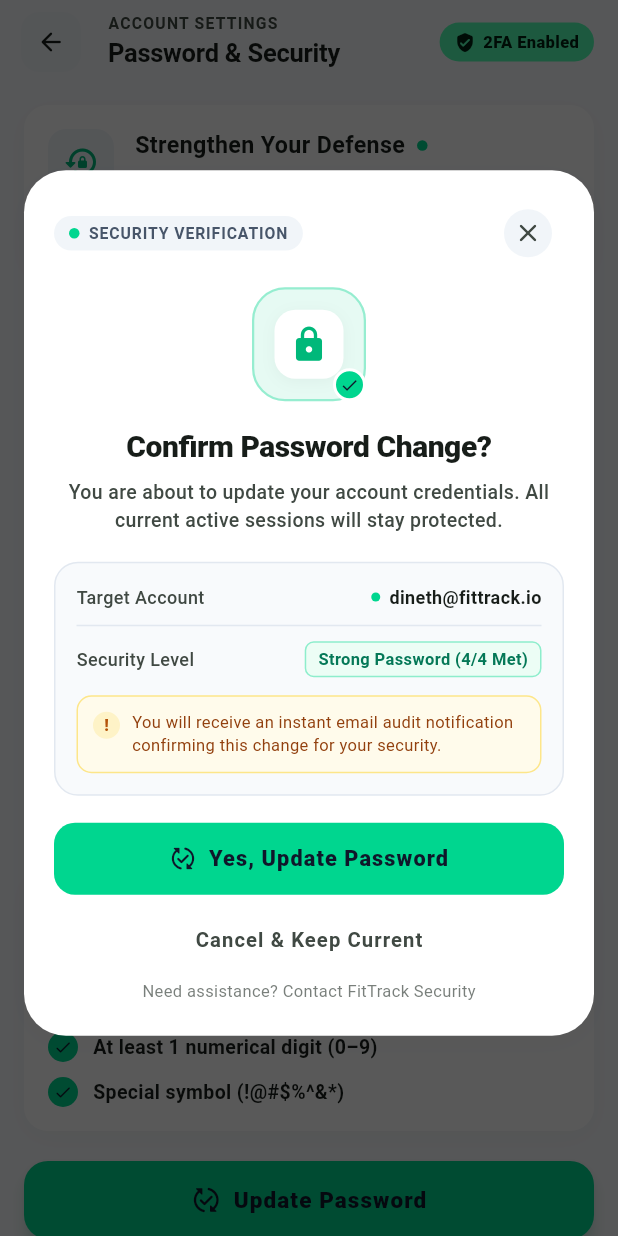
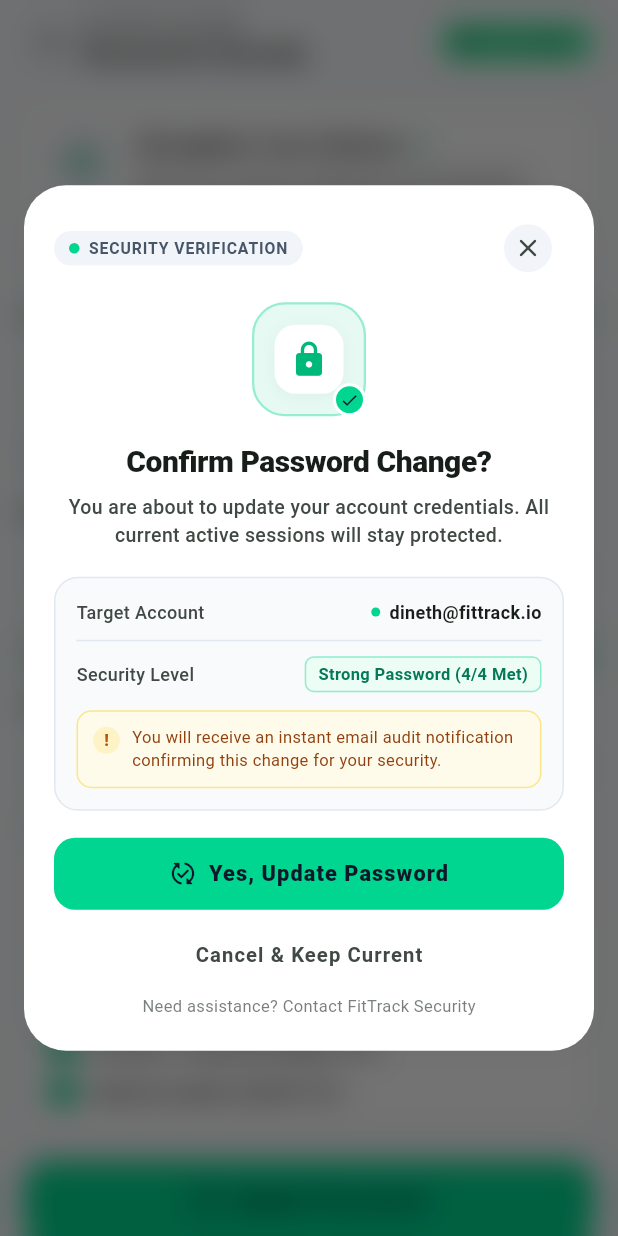
Before and after one commit to MasterDineth/FitTrack, a Flutter app: the PasswordSecurityScreen screen opened by its route, after a tap on "Forgot Password?", after a tap on the "visibility" icon, after a tap on "Update Password", on a phone screen of 412 x 824 dp. Run offline on Flutter 3.47's test engine with Material 3 defaults, Android fonts, the phone set to English and light mode, and no system bars; drawn by our look-alikes of dynamic_color; our stand-ins replace flutter_riverpod, freezed_annotation, go_router, image_picker, local_auth, riverpod_annotation and 2 more; accounts and stored records are empty; generated files the repository leaves out were written again; Roboto replaces fonts that are missing (Plus Jakarta Sans).

Commit message:
Refine security UI and switch to blur modals
Updated the Password & Security screen layout to improve alignment and text resilience, including tighter app bar spacing and overflow-safe text in requirement rows and activity items. Replaced bottom-sheet security dialogs with a new reusable `showBlurModal` helper that adds full-screen blur/scrim fade, centered scale/fade modal presentation, and scrollable modal content for better responsiveness with insets.

```diff
--- a/fittrack/lib/presentation/screens/settings/password_security_screen.dart
+++ b/fittrack/lib/presentation/screens/settings/password_security_screen.dart
@@ -134,8 +134,10 @@
         backgroundColor: theme.scaffoldBackgroundColor,
         elevation: 0,
         surfaceTintColor: Colors.transparent,
+        leadingWidth: 54,
+        titleSpacing: 0,
         leading: Padding(
-          padding: const EdgeInsets.only(left: 12),
+          padding: const EdgeInsets.only(left: 14),
           child: Center(
             child: InkWell(
               borderRadius: BorderRadius.circular(12),
@@ -164,20 +166,24 @@
               'ACCOUNT SETTINGS',
               style: TextStyle(
                 fontFamily: 'Plus Jakarta Sans',
-                fontSize: 10.5,
+                fontSize: 10,
                 fontWeight: FontWeight.w700,
                 letterSpacing: 0.8,
                 color: colorScheme.onSurfaceVariant,
               ),
             ),
             const SizedBox(height: 2),
-            Text(
+            FittedBox(
+              fit: BoxFit.scaleDown,
+              alignment: Alignment.centerLeft,
+              child: Text(
                 'Password & Security',
                 style: TextStyle(
                   fontFamily: 'Plus Jakarta Sans',
-                fontSize: 17,
+                  fontSize: 16.5,
                   fontWeight: FontWeight.w700,
                   color: colorScheme.onSurface,
+                ),
               ),
             ),
           ],
@@ -887,13 +893,15 @@
           ),
         ),
         const SizedBox(width: 10),
-        Text(
+        Expanded(
+          child: Text(
             label,
             style: TextStyle(
               fontFamily: 'Plus Jakarta Sans',
               fontSize: 13,
               fontWeight: isMet ? FontWeight.w600 : FontWeight.w500,
               color: isMet ? colorScheme.onSurface : colorScheme.onSurfaceVariant,
+            ),
           ),
         ),
       ],
@@ -945,9 +953,7 @@
         crossAxisAlignment: CrossAxisAlignment.start,
         children: [
           Row(
-            mainAxisAlignment: MainAxisAlignment.spaceBetween,
-            children: [
-              Row(
+            crossAxisAlignment: CrossAxisAlignment.center,
             children: [
               Container(
                 width: 34,
@@ -967,11 +973,14 @@
                 ),
               ),
               const SizedBox(width: 10),
-                  Column(
+              Expanded(
+                child: Column(
                   crossAxisAlignment: CrossAxisAlignment.start,
                   children: [
                     Text(
                       activity.title,
+                      maxLines: 1,
+                      overflow: TextOverflow.ellipsis,
                       style: TextStyle(
                         fontFamily: 'Plus Jakarta Sans',
                         fontSize: 13.5,
@@ -982,6 +991,8 @@
                     const SizedBox(height: 2),
                     Text(
                       activity.timestamp,
+                      maxLines: 1,
+                      overflow: TextOverflow.ellipsis,
                       style: TextStyle(
                         fontFamily: 'Plus Jakarta Sans',
                         fontSize: 11,
@@ -991,8 +1002,8 @@
                     ),
                   ],
                 ),
-                ],
               ),
+              const SizedBox(width: 8),
               Container(
                 padding: const EdgeInsets.symmetric(horizontal: 8, vertical: 3),
                 decoration: BoxDecoration(
--- a/fittrack/lib/presentation/widgets/modals/modal_backdrop_helper.dart
+++ b/fittrack/lib/presentation/widgets/modals/modal_backdrop_helper.dart
@@ -71,3 +71,67 @@
     },
   );
 }
+
+/// Presents a centered modal popup where the backdrop blur and dark scrim fade in smoothly
+/// across the entire screen, while the modal card smoothly scales and fades in.
+Future<T?> showBlurModal<T>({
+  required BuildContext context,
+  required Widget child,
+  bool barrierDismissible = true,
+  Duration duration = const Duration(milliseconds: 280),
+}) {
+  return showGeneralDialog<T>(
+    context: context,
+    barrierDismissible: barrierDismissible,
+    barrierLabel: 'Dismiss',
+    barrierColor: Colors.transparent, // Handled by custom FadeTransition with BackdropFilter
+    transitionDuration: duration,
+    pageBuilder: (ctx, anim, secondaryAnim) => child,
+    transitionBuilder: (ctx, anim, secondaryAnim, child) {
+      final curvedAnim = CurvedAnimation(
+        parent: anim,
+        curve: Curves.easeOutCubic,
+        reverseCurve: Curves.easeInCubic,
+      );
+
+      return Stack(
+        children: [
+          // ── 1. Full-screen backdrop blur & dimmed scrim FADES in/out ──
+          Positioned.fill(
+            child: FadeTransition(
+              opacity: anim,
+              child: GestureDetector(
+                onTap: barrierDismissible ? () => Navigator.of(ctx).pop() : null,
+                behavior: HitTestBehavior.opaque,
+                child: BackdropFilter(
+                  filter: ImageFilter.blur(sigmaX: 10, sigmaY: 10),
+                  child: Container(
+                    color: Colors.black.withValues(alpha: 0.55),
+                  ),
+                ),
+              ),
+            ),
+          ),
+
+          // ── 2. Modal card centered with smooth scale & fade animation ──
+          Center(
+            child: FadeTransition(
+              opacity: curvedAnim,
+              child: ScaleTransition(
+                scale: Tween<double>(begin: 0.94, end: 1.0).animate(curvedAnim),
+                child: Material(
+                  color: Colors.transparent,
+                  child: GestureDetector(
+                    onTap: () {}, // Prevent taps inside the card from dismissing
+                    behavior: HitTestBehavior.opaque,
+                    child: child,
+                  ),
+                ),
+              ),
+            ),
+          ),
+        ],
+      );
+    },
+  );
+}
--- a/fittrack/lib/presentation/widgets/security_modals.dart
+++ b/fittrack/lib/presentation/widgets/security_modals.dart
@@ -1,5 +1,6 @@
 import 'package:flutter/material.dart';
 import '../theme/app_colors.dart';
+import 'modals/modal_backdrop_helper.dart';
 
 /// Local private card decoration helper matching Stitch specifications.
 BoxDecoration _buildCardDecoration(BuildContext context, {double radius = 16}) {
@@ -33,18 +34,16 @@
 // 1. CONFIRMATION MODAL
 // ─────────────────────────────────────────────────────────────────────────────
 
-/// Opens the interactive password change confirmation bottom sheet modal.
+/// Opens the interactive password change confirmation modal with frosted glass blur backdrop.
 Future<bool?> showPasswordConfirmationModal({
   required BuildContext context,
   String targetAccount = 'dineth@fittrack.io',
   int strengthScore = 4,
   required VoidCallback onConfirm,
 }) {
-  return showModalBottomSheet<bool>(
+  return showBlurModal<bool>(
     context: context,
-    isScrollControlled: true,
-    backgroundColor: Colors.transparent,
-    barrierColor: Colors.black.withValues(alpha: 0.65),
+    child: Builder(
       builder: (ctx) => _PasswordConfirmationModalView(
         targetAccount: targetAccount,
         strengthScore: strengthScore,
@@ -52,6 +51,7 @@
           Navigator.of(ctx).pop(true);
           onConfirm();
         },
+      ),
     ),
   );
 }
@@ -73,18 +73,20 @@
     final isLight = theme.brightness == Brightness.light;
     final colorScheme = theme.colorScheme;
 
-    return Center(
-      child: ConstrainedBox(
+    return ConstrainedBox(
       constraints: const BoxConstraints(maxWidth: 440),
       child: Padding(
         padding: EdgeInsets.only(
           left: 16,
           right: 16,
+          top: 20,
           bottom: MediaQuery.of(context).viewInsets.bottom + 20,
         ),
         child: Container(
           decoration: _buildCardDecoration(context, radius: 28),
           padding: const EdgeInsets.fromLTRB(20, 18, 20, 22),
+          child: SingleChildScrollView(
+            physics: const BouncingScrollPhysics(),
             child: Column(
               mainAxisSize: MainAxisSize.min,
               children: [
@@ -500,22 +502,21 @@
 // 2. SUCCESS MODAL
 // ─────────────────────────────────────────────────────────────────────────────
 
-/// Opens the interactive password change success bottom sheet modal.
+/// Opens the interactive password change success modal with frosted glass blur backdrop.
 Future<void> showPasswordSuccessModal({
   required BuildContext context,
   VoidCallback? onViewActivityLog,
 }) {
-  return showModalBottomSheet<void>(
+  return showBlurModal<void>(
     context: context,
-    isScrollControlled: true,
-    backgroundColor: Colors.transparent,
-    barrierColor: Colors.black.withValues(alpha: 0.65),
+    child: Builder(
       builder: (ctx) => _PasswordSuccessModalView(
         onDone: () => Navigator.of(ctx).pop(),
         onViewActivityLog: () {
           Navigator.of(ctx).pop();
           onViewActivityLog?.call();
         },
+      ),
     ),
   );
 }
@@ -535,18 +536,20 @@
     final isLight = theme.brightness == Brightness.light;
     final colorScheme = theme.colorScheme;
 
-    return Center(
-      child: ConstrainedBox(
+    return ConstrainedBox(
       constraints: const BoxConstraints(maxWidth: 440),
       child: Padding(
         padding: EdgeInsets.only(
           left: 16,
           right: 16,
+          top: 20,
           bottom: MediaQuery.of(context).viewInsets.bottom + 20,
         ),
         child: Container(
           decoration: _buildCardDecoration(context, radius: 28),
           padding: const EdgeInsets.fromLTRB(20, 18, 20, 22),
+          child: SingleChildScrollView(
+            physics: const BouncingScrollPhysics(),
             child: Column(
               mainAxisSize: MainAxisSize.min,
               children: [
@@ -889,17 +892,15 @@
 // 3. FAILED MODAL
 // ─────────────────────────────────────────────────────────────────────────────
 
-/// Opens the interactive password change failed bottom sheet modal.
+/// Opens the interactive password change failed modal with frosted glass blur backdrop.
 Future<void> showPasswordFailedModal({
   required BuildContext context,
   VoidCallback? onTryAgain,
   VoidCallback? onForgotPassword,
 }) {
-  return showModalBottomSheet<void>(
+  return showBlurModal<void>(
     context: context,
-    isScrollControlled: true,
-    backgroundColor: Colors.transparent,
-    barrierColor: Colors.black.withValues(alpha: 0.65),
+    child: Builder(
       builder: (ctx) => _PasswordFailedModalView(
         onTryAgain: () {
           Navigator.of(ctx).pop();
@@ -909,6 +910,7 @@
           Navigator.of(ctx).pop();
           onForgotPassword?.call();
         },
+      ),
     ),
   );
 }
@@ -928,18 +930,20 @@
     final isLight = theme.brightness == Brightness.light;
     final colorScheme = theme.colorScheme;
 
-    return Center(
-      child: ConstrainedBox(
+    return ConstrainedBox(
       constraints: const BoxConstraints(maxWidth: 440),
       child: Padding(
         padding: EdgeInsets.only(
           left: 16,
           right: 16,
+          top: 20,
           bottom: MediaQuery.of(context).viewInsets.bottom + 20,
         ),
         child: Container(
           decoration: _buildCardDecoration(context, radius: 28),
           padding: const EdgeInsets.fromLTRB(20, 18, 20, 22),
+          child: SingleChildScrollView(
+            physics: const BouncingScrollPhysics(),
             child: Column(
               mainAxisSize: MainAxisSize.min,
               children: [
```
Lines whose indentation alone changed are shown as unchanged.
